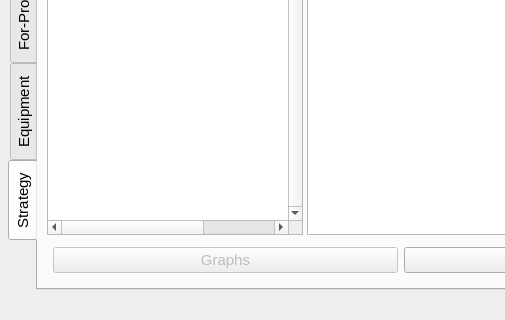
Qt form Forms/Main_Window.ui (Graveflo/BDO_Enhancement_Tool) before a commit; both pictures show x 0 to 505 and y 415 to 735 of the 1124 by 735 pixel window.
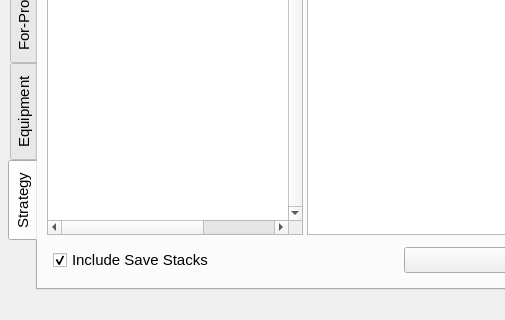
The same form after that commit. The open tabs and pages were chosen to show the change. Icons and pictures are not drawn. Custom widgets are drawn as their Qt base class.

Commit message: - Multiple fsl - Splash screen

```diff
--- a/Forms/Main_Window.ui
+++ b/Forms/Main_Window.ui
@@ -1411,12 +1411,12 @@
             <number>6</number>
            </property>
            <item>
-            <widget class="QPushButton" name="cmd_Strat_Graph">
-             <property name="enabled">
-              <bool>false</bool>
-             </property>
+            <widget class="QCheckBox" name="chkStratInclSaves">
              <property name="text">
-              <string>Graphs</string>
+              <string>Include Save Stacks</string>
+             </property>
+             <property name="checked">
+              <bool>true</bool>
              </property>
             </widget>
            </item>
```
Left out of the diff: 2 changed lines with no effect on the pictures. The commit also changes 3 other files.
